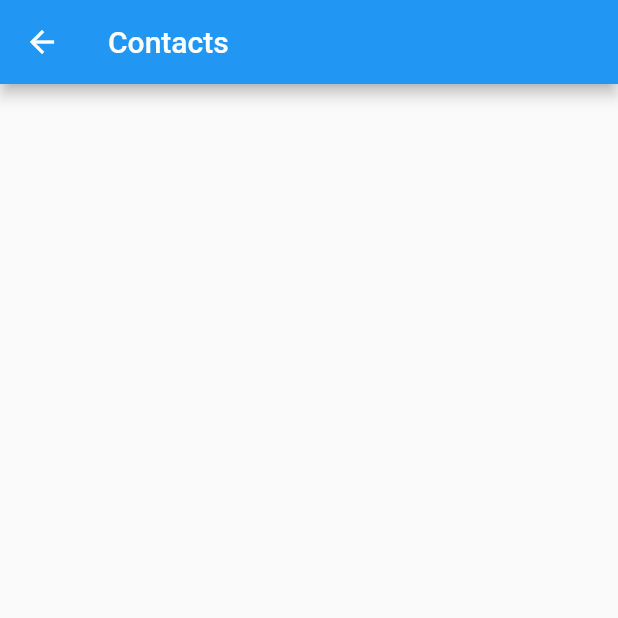
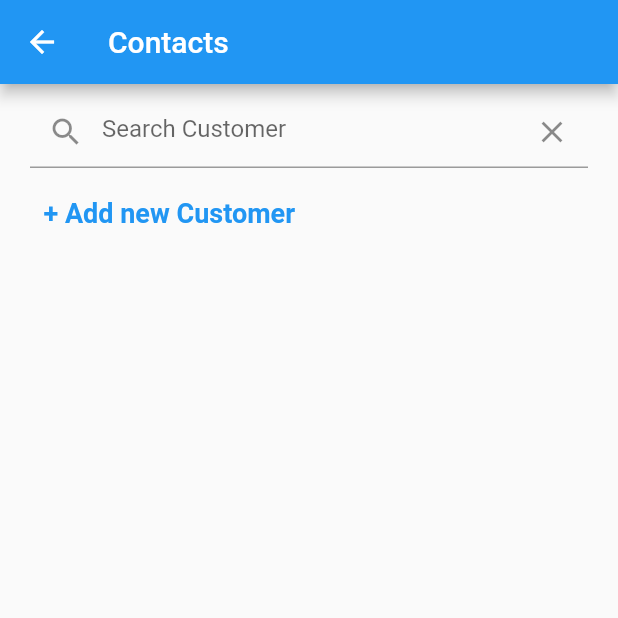
Before and after one commit to sami-rajaa/barcode_scanner, a Flutter app: the ContactsPage screen opened directly, on a phone screen of 412 x 824 dp, the top half of it. Run offline on Flutter 3.47's test engine with Material 2 defaults, Android fonts, the phone set to English and light mode, and no system bars; our stand-ins replace contacts_service, permission_handler; missing offline and left inert: flutter_barcode_scanner.

Commit message:
Committing before integrating with  firebase

```diff
--- a/lib/Screens/display_contacts_from_directory.dart
+++ b/lib/Screens/display_contacts_from_directory.dart
@@ -1,3 +1,4 @@
+import 'package:barcode_scanner/Screens/add_customer_by_name.dart';
 import 'package:flutter/material.dart';
 import 'package:contacts_service/contacts_service.dart';
 
@@ -7,18 +8,22 @@ class ContactsPage extends StatefulWidget {
 }
 
 class _ContactsPageState extends State<ContactsPage> {
-  Iterable<Contact?> _contacts = [];
+  List<Contact> _contacts = [];
+  List<Contact> _contactsFiltered = [];
+  TextEditingController searchController = TextEditingController();
 
   @override
   void initState() {
     getContacts();
     super.initState();
+
+    searchController.addListener(() {
+      filterContacts();
+    });
   }
 
   Future<void> getContacts() async {
-    //Make sure we already have permissions for contacts when we get to this
-    //page, so we can just retrieve it
-    final Iterable<Contact> contacts = await ContactsService.getContacts(
+    final List<Contact> contacts = await ContactsService.getContacts(
       withThumbnails: false,
       photoHighResolution: false,
     );
@@ -27,35 +32,96 @@ class _ContactsPageState extends State<ContactsPage> {
     });
   }
 
+  filterContacts() {
+    List<Contact> _results = [];
+    _results.addAll(_contacts);
+    if (searchController.text.isNotEmpty) {
+      _contacts.retainWhere((contact) {
+        String searchTerm = searchController.text.toLowerCase();
+
+        String contactName = contact.displayName!.toLowerCase();
+
+        return contactName.contains(searchTerm);
+      });
+      setState(() {
+        _contactsFiltered = _contacts;
+      });
+    }
+    if (searchController.text.isEmpty) {
+      setState(() {
+        _contactsFiltered = _contacts;
+      });
+    }
+  }
+
   @override
   Widget build(BuildContext context) {
+    bool isSearching = searchController.text.isNotEmpty;
+
     return Scaffold(
         appBar: AppBar(
           title: (const Text('Contacts')),
         ),
-      body: _contacts != null
-          //Build a list view of all contacts, displaying their avatar and
-
-          // display name
-          ? ListView.builder(
-              itemCount: _contacts.length,
+        body: Padding(
+          padding: const EdgeInsets.symmetric(horizontal: 12.0, vertical: 8.0),
+          child: Column(
+            children: [
+              Padding(
+                padding: EdgeInsets.symmetric(horizontal: 8.0),
+                child: TextField(
+                  controller: searchController,
+                  onChanged: filterContacts(),
+                  decoration: const InputDecoration(
+                    prefixIcon: Icon(Icons.search),
+                    suffixIcon: Icon(
+                      Icons.close,
+                    ),
+                    hintText: 'Search Customer',
+                  ),
+                ),
+              ),
+              const SizedBox(
+                height: 6.0,
+              ),
+              Align(
+                alignment: Alignment.topLeft,
+                child: TextButton(
+                  onPressed: () {
+                    Navigator.push(
+                      context,
+                      MaterialPageRoute(
+                        builder: (context) => const AddCustomerByName(),
+                      ),
+                    );
+                  },
+                  child: const Text(
+                    "  + Add new Customer",
+                    style:
+                        TextStyle(fontSize: 18.0, fontWeight: FontWeight.bold),
+                  ),
+                ),
+              ),
+              Expanded(
+                child: ListView.builder(
+                  shrinkWrap: true,
+                  itemCount: isSearching == true
+                      ? _contactsFiltered.length
+                      : _contacts.length,
                   itemBuilder: (BuildContext context, int index) {
-                Contact? contact = _contacts.elementAt(index);
+                    Contact? contact = isSearching == true
+                        ? _contactsFiltered[index]
+                        : _contacts[index];
                     return ListTile(
-                  contentPadding:
-                      const EdgeInsets.symmetric(vertical: 2, horizontal: 18),
                       leading: CircleAvatar(
-                    child: Text(contact!.initials()),
+                        child: Text(contact.initials()),
                       ),
                       title: Text(contact.displayName ?? ''),
-                  //This can be further expanded to showing contacts detail
-                  // onPressed().
                     );
                   },
-            )
-          : const Center(
-              child: CircularProgressIndicator(),
                 ),
-    );
+              ),
+            ],
+          ),
+        ));
   }
 }
--- a/pubspec.yaml
+++ b/pubspec.yaml
@@ -32,6 +32,7 @@ dependencies:
   flutter:
     sdk: flutter
   flutter_barcode_scanner: ^2.0.0
+  intl: ^0.17.0
   permission_handler: ^8.3.0
 
 dev_dependencies:
```
Also changed, not shown: lib/Screens/add_customer_by_name.dart (added, +51 -0 lines), lib/Screens/cash_in_cash_out.dart (added, +69 -0 lines), lib/Screens/cashbook.dart (added, +89 -0 lines), lib/Widgets/reuseableButton.dart (added, +19 -0 lines), lib/main.dart (+6 -2 lines), pubspec.lock, 1 other file. Lines whose indentation alone changed are shown as unchanged.
